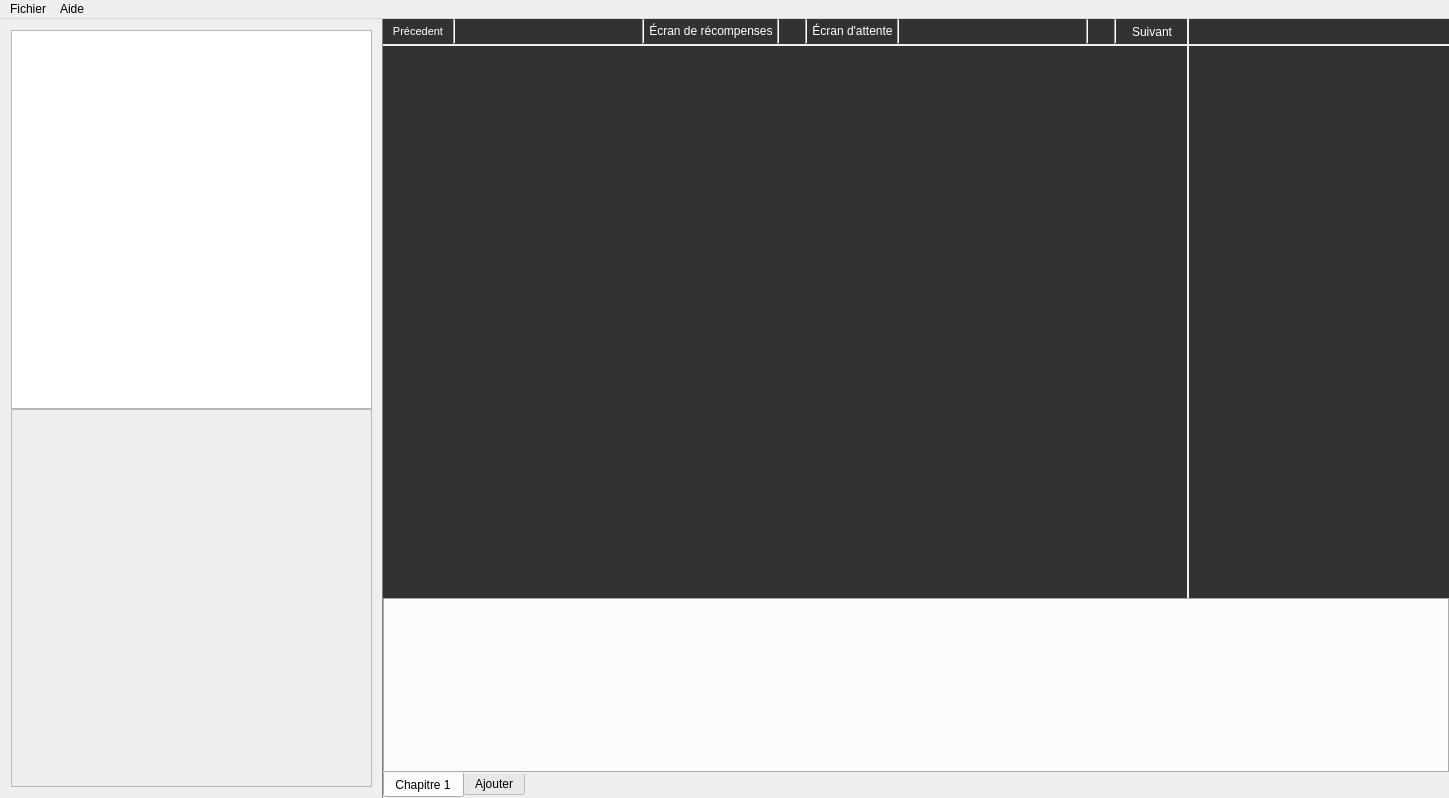
Qt form CMainWindow.ui (ludomuse/LudoMuseEditor) before a commit.
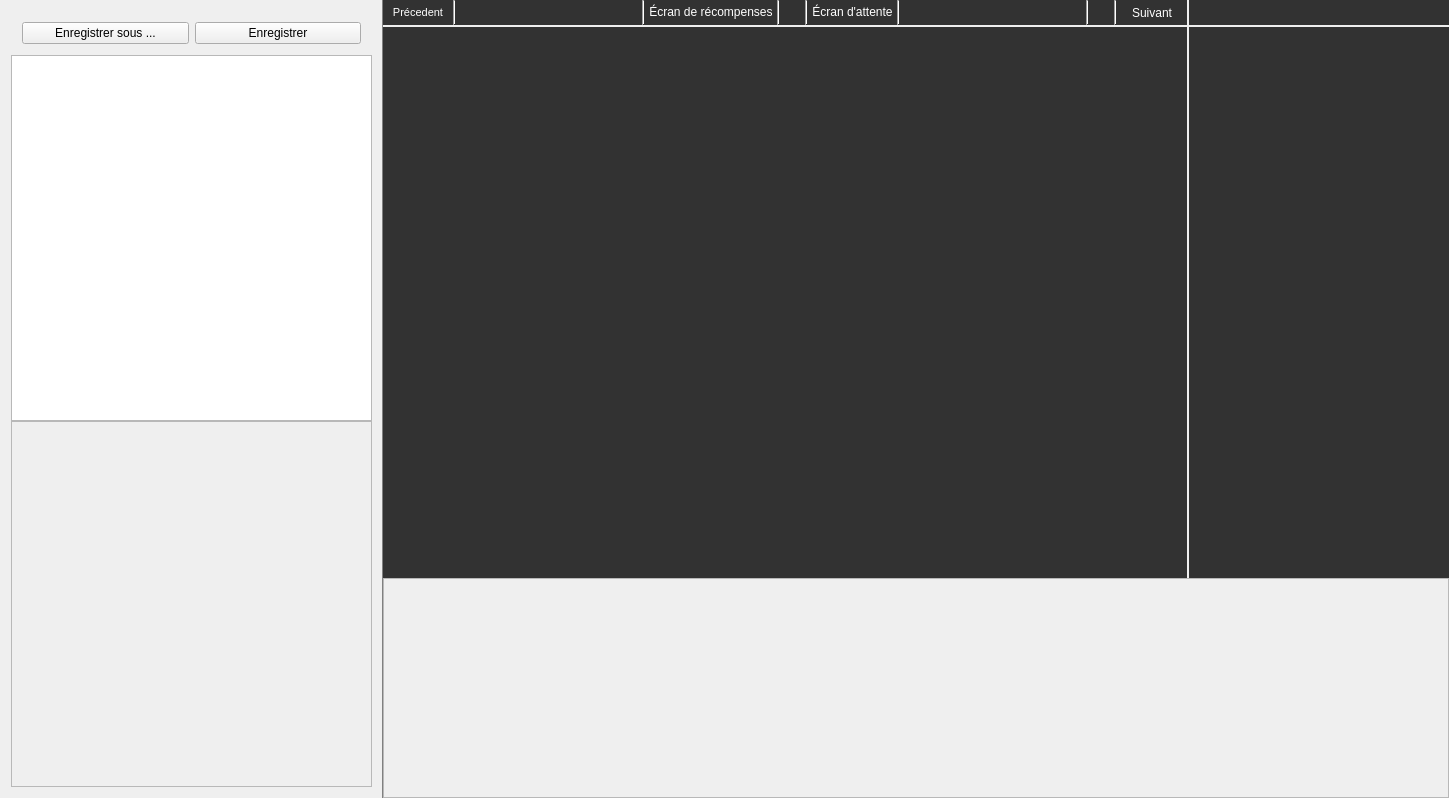
The same form after that commit. The open tabs and pages were chosen to show the change. Icons and pictures are not drawn. Custom widgets are drawn as their Qt base class.

Commit message:
Revert "[ADD] started to add tab widget for scenario chapters"
This reverts commit ed5998c33054bbbc69f01b4513a53daf5b13cf68.

```diff
--- a/CMainWindow.ui
+++ b/CMainWindow.ui
@@ -70,6 +70,29 @@
         <property name="bottomMargin">
          <number>11</number>
         </property>
+        <item>
+         <widget class="QWidget" name="tempSaveBtnContainer" native="true">
+          <layout class="QHBoxLayout" name="horizontalLayout_12">
+           <item>
+            <widget class="QPushButton" name="JsonGo">
+             <property name="text">
+              <string>Enregistrer sous ...</string>
+             </property>
+            </widget>
+           </item>
+           <item>
+            <widget class="QPushButton" name="save">
+             <property name="enabled">
+              <bool>true</bool>
+             </property>
+             <property name="text">
+              <string>Enregistrer</string>
+             </property>
+            </widget>
+           </item>
+          </layout>
+         </widget>
+        </item>
         <item>
          <widget class="CExplorerView" name="explorer"/>
         </item>
@@ -83,8 +106,8 @@
             <rect>
              <x>0</x>
              <y>0</y>
-             <width>341</width>
-             <height>375</height>
+             <width>363</width>
+             <height>363</height>
             </rect>
            </property>
           </widget>
@@ -598,7 +621,7 @@
                 <x>0</x>
                 <y>0</y>
                 <width>260</width>
-                <height>549</height>
+                <height>548</height>
                </rect>
               </property>
               <property name="autoFillBackground">
@@ -1658,7 +1681,7 @@
          </widget>
         </item>
         <item>
-         <widget class="QTabWidget" name="mmBotView">
+         <widget class="QWidget" name="mmBotView" native="true">
           <property name="sizePolicy">
            <sizepolicy hsizetype="Expanding" vsizetype="Preferred">
             <horstretch>0</horstretch>
@@ -1668,7 +1691,7 @@
           <property name="minimumSize">
            <size>
             <width>0</width>
-            <height>200</height>
+            <height>0</height>
            </size>
           </property>
           <property name="styleSheet">
@@ -1676,23 +1699,117 @@
 	border-top: 1px solid grey
 }</string>
           </property>
-          <property name="tabPosition">
-           <enum>QTabWidget::South</enum>
-          </property>
-          <property name="currentIndex">
-           <number>1</number>
-          </property>
-          <widget class="QWidget" name="timelineContainer">
-           <attribute name="title">
-            <string>Chapitre 1</string>
-           </attribute>
-           <layout class="QHBoxLayout" name="horizontalLayout_3"/>
-          </widget>
-          <widget class="QWidget" name="tab_7">
-           <attribute name="title">
-            <string>Ajouter</string>
-           </attribute>
-          </widget>
+          <layout class="QVBoxLayout" name="verticalLayout_3">
+           <property name="spacing">
+            <number>0</number>
+           </property>
+           <property name="leftMargin">
+            <number>0</number>
+           </property>
+           <property name="topMargin">
+            <number>0</number>
+           </property>
+           <property name="rightMargin">
+            <number>0</number>
+           </property>
+           <property name="bottomMargin">
+            <number>0</number>
+           </property>
+           <item>
+            <widget class="QScrollArea" name="scrollArea_2">
+             <property name="enabled">
+              <bool>true</bool>
+             </property>
+             <property name="sizePolicy">
+              <sizepolicy hsizetype="Expanding" vsizetype="Minimum">
+               <horstretch>0</horstretch>
+               <verstretch>0</verstretch>
+              </sizepolicy>
+             </property>
+             <property name="minimumSize">
+              <size>
+               <width>0</width>
+               <height>220</height>
+              </size>
+             </property>
+             <property name="widgetResizable">
+              <bool>true</bool>
+             </property>
+             <widget class="QWidget" name="scrollAreaWidgetContents_2">
+              <property name="geometry">
+               <rect>
+                <x>0</x>
+                <y>0</y>
+                <width>1060</width>
+                <height>218</height>
+               </rect>
+              </property>
+              <property name="sizePolicy">
+               <sizepolicy hsizetype="Expanding" vsizetype="Expanding">
+                <horstretch>0</horstretch>
+                <verstretch>0</verstretch>
+               </sizepolicy>
+              </property>
+              <property name="minimumSize">
+               <size>
+                <width>0</width>
+                <height>200</height>
+               </size>
+              </property>
+              <layout class="QHBoxLayout" name="horizontalLayout_14">
+               <property name="spacing">
+                <number>0</number>
+               </property>
+               <property name="leftMargin">
+                <number>0</number>
+               </property>
+               <property name="topMargin">
+                <number>0</number>
+               </property>
+               <property name="rightMargin">
+                <number>0</number>
+               </property>
+               <property name="bottomMargin">
+                <number>0</number>
+               </property>
+               <item alignment="Qt::AlignVCenter">
+                <widget class="QWidget" name="timelineContainer" native="true">
+                 <property name="sizePolicy">
+                  <sizepolicy hsizetype="Expanding" vsizetype="Expanding">
+                   <horstretch>0</horstretch>
+                   <verstretch>0</verstretch>
+                  </sizepolicy>
+                 </property>
+                 <property name="minimumSize">
+                  <size>
+                   <width>0</width>
+                   <height>0</height>
+                  </size>
+                 </property>
+                 <layout class="QHBoxLayout" name="trameContainerCommonLayout">
+                  <property name="spacing">
+                   <number>0</number>
+                  </property>
+                  <property name="leftMargin">
+                   <number>0</number>
+                  </property>
+                  <property name="topMargin">
+                   <number>0</number>
+                  </property>
+                  <property name="rightMargin">
+                   <number>0</number>
+                  </property>
+                  <property name="bottomMargin">
+                   <number>0</number>
+                  </property>
+                 </layout>
+                </widget>
+               </item>
+              </layout>
+             </widget>
+            </widget>
+           </item>
+          </layout>
          </widget>
         </item>
        </layout>
@@ -1701,61 +1818,6 @@
     </item>
    </layout>
   </widget>
-  <widget class="QMenuBar" name="menuBar">
-   <property name="geometry">
-    <rect>
-     <x>0</x>
-     <y>0</y>
-     <width>1449</width>
-     <height>22</height>
-    </rect>
-   </property>
-   <widget class="QMenu" name="menuFichier">
-    <property name="title">
-     <string>Fichier</string>
-    </property>
-    <addaction name="actionEnregistrer"/>
-    <addaction name="actionEnregistrer_Sous"/>
-    <addaction name="actionExporter_une_archive"/>
-   </widget>
-   <widget class="QMenu" name="menuAide">
-    <property name="title">
-     <string>Aide</string>
-    </property>
-    <addaction name="action_propos"/>
-   </widget>
-   <addaction name="menuFichier"/>
-   <addaction name="menuAide"/>
-  </widget>
-  <action name="actionEnregistrer">
-   <property name="text">
-    <string>Enregistrer</string>
-   </property>
-   <property name="shortcut">
-    <string>Ctrl+S</string>
-   </property>
-  </action>
-  <action name="actionEnregistrer_Sous">
-   <property name="text">
-    <string>Enregistrer Sous</string>
-   </property>
-   <property name="shortcut">
-    <string>Ctrl+Shift+S</string>
-   </property>
-  </action>
-  <action name="action_propos">
-   <property name="text">
-    <string>À propos</string>
-   </property>
-  </action>
-  <action name="actionExporter_une_archive">
-   <property name="text">
-    <string>Exporter une archive</string>
-   </property>
-   <property name="shortcut">
-    <string>Ctrl+E</string>
-   </property>
-  </action>
  </widget>
  <layoutdefault spacing="6" margin="11"/>
  <customwidgets>
```
Left out of the diff: 2 changed lines with no effect on the pictures. The commit also changes 1 other file.
